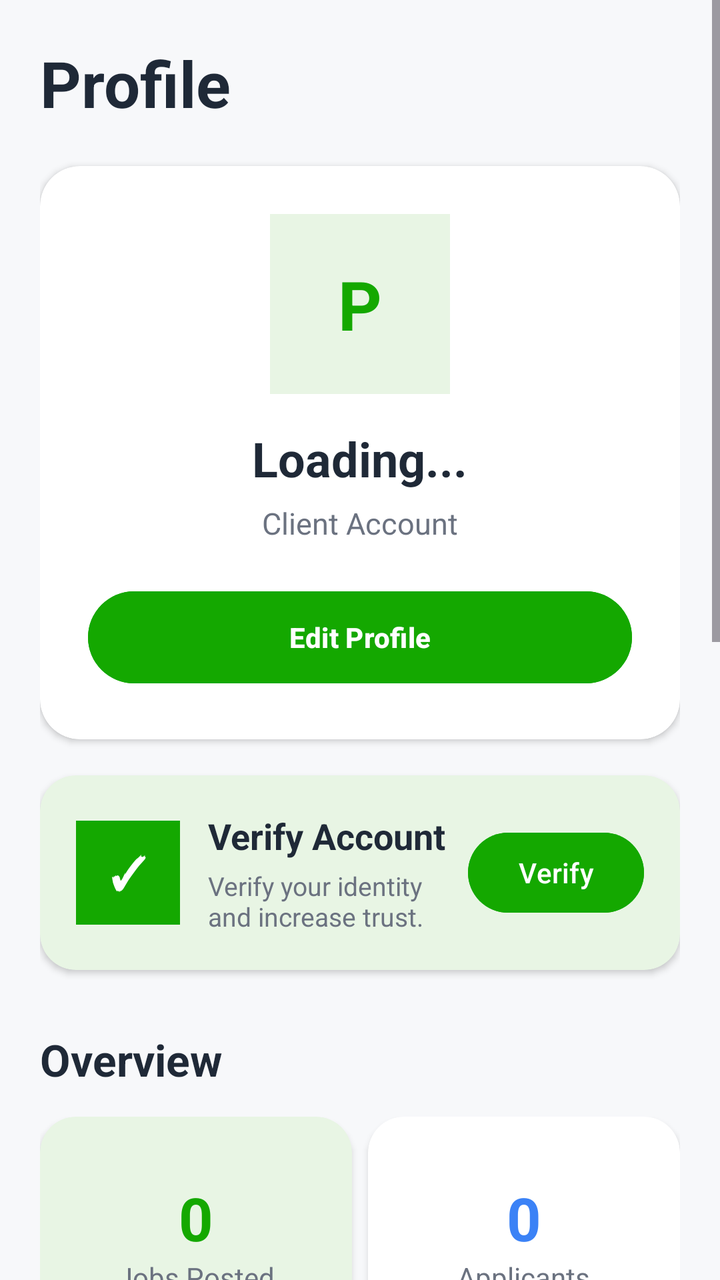
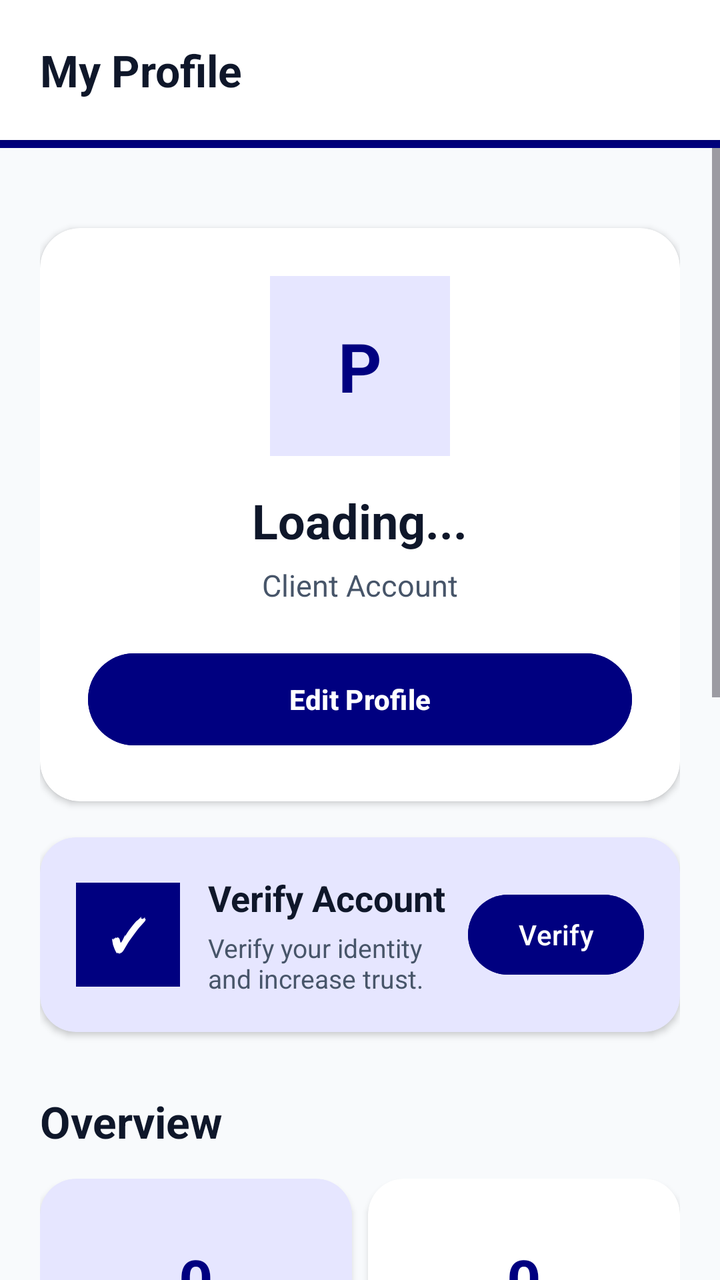

Before-and-after screenshots of an Android layout around one commit, followed by the original layout XML and the change that was made.
<!-- AndroidManifest.xml: application theme Theme.MiniJobHunt -->
<!-- res/layout/fragment_client_profile.xml -->
<?xml version="1.0" encoding="utf-8"?>
<ScrollView
    xmlns:android="http://schemas.android.com/apk/res/android"
    xmlns:app="http://schemas.android.com/apk/res-auto"
    android:layout_width="match_parent"
    android:layout_height="match_parent"
    android:fillViewport="true"
    android:background="@color/background">

    <LinearLayout
        android:layout_width="match_parent"
        android:layout_height="wrap_content"
        android:orientation="vertical"
        android:padding="20dp">

        

        <TextView
            android:layout_width="wrap_content"
            android:layout_height="wrap_content"
            android:text="Profile"
            android:textColor="@color/text_primary"
            android:textSize="32sp"
            android:textStyle="bold" />

        

        <androidx.cardview.widget.CardView
            android:layout_width="match_parent"
            android:layout_height="wrap_content"
            android:layout_marginTop="20dp"
            app:cardCornerRadius="20dp"
            app:cardBackgroundColor="@color/surface">

            <LinearLayout
                android:layout_width="match_parent"
                android:layout_height="wrap_content"
                android:gravity="center_horizontal"
                android:orientation="vertical"
                android:padding="24dp">

                

                <TextView
                    android:id="@+id/txtAvatar"
                    android:layout_width="90dp"
                    android:layout_height="90dp"
                    android:background="@color/primary_light"
                    android:gravity="center"
                    android:text="P"
                    android:textColor="@color/primary"
                    android:textSize="34sp"
                    android:textStyle="bold" />

                <LinearLayout
                    android:layout_width="wrap_content"
                    android:layout_height="wrap_content"
                    android:layout_marginTop="16dp"
                    android:orientation="horizontal"
                    android:gravity="center_vertical">

                    <TextView
                        android:id="@+id/txtUsername"
                        android:layout_width="wrap_content"
                        android:layout_height="wrap_content"
                        android:text="Loading..."
                        android:textColor="@color/text_primary"
                        android:textSize="24sp"
                        android:textStyle="bold" />

                    <ImageView
                        android:id="@+id/imgVerifiedBadge"
                        android:layout_width="20dp"
                        android:layout_height="20dp"
                        android:layout_marginStart="6dp"
                        android:src="@drawable/ic_verified"
                        android:visibility="gone"
                        android:contentDescription="Verified"/>

                </LinearLayout>

                <TextView
                    android:layout_width="wrap_content"
                    android:layout_height="wrap_content"
                    android:layout_marginTop="6dp"
                    android:text="Client Account"
                    android:textColor="@color/text_secondary"
                    android:textSize="15sp" />

                <Button
                    android:id="@+id/btnEditProfile"
                    android:layout_width="match_parent"
                    android:layout_height="54dp"
                    android:layout_marginTop="20dp"
                    android:backgroundTint="@color/primary"
                    android:text="Edit Profile"
                    android:textAllCaps="false"
                    android:textColor="@color/text_on_primary"
                    android:textStyle="bold" />

            </LinearLayout>

        </androidx.cardview.widget.CardView>

        

        <androidx.cardview.widget.CardView
            android:layout_width="match_parent"
            android:layout_height="wrap_content"
            android:layout_marginTop="18dp"
            app:cardCornerRadius="18dp"
            app:cardBackgroundColor="@color/primary_light">

            <LinearLayout
                android:layout_width="match_parent"
                android:layout_height="wrap_content"
                android:gravity="center_vertical"
                android:orientation="horizontal"
                android:padding="18dp">

                <TextView
                    android:layout_width="52dp"
                    android:layout_height="52dp"
                    android:background="@color/primary"
                    android:gravity="center"
                    android:text="✓"
                    android:textColor="@color/white"
                    android:textSize="22sp"
                    android:textStyle="bold" />

                <LinearLayout
                    android:layout_width="0dp"
                    android:layout_height="wrap_content"
                    android:layout_marginStart="14dp"
                    android:layout_weight="1"
                    android:orientation="vertical">

                    <TextView
                        android:layout_width="wrap_content"
                        android:layout_height="wrap_content"
                        android:text="Verify Account"
                        android:textColor="@color/text_primary"
                        android:textSize="18sp"
                        android:textStyle="bold" />

                    <TextView
                        android:id="@+id/txtVerificationStatus"
                        android:layout_width="wrap_content"
                        android:layout_height="wrap_content"
                        android:layout_marginTop="4dp"
                        android:text="Verify your identity and increase trust."
                        android:textColor="@color/text_secondary"
                        android:textSize="13sp" />

                    <TextView
                        android:id="@+id/txtVerificationDate"
                        android:layout_width="wrap_content"
                        android:layout_height="wrap_content"
                        android:text=""
                        android:textSize="12sp"
                        android:textColor="@color/success"
                        android:visibility="gone"
                        android:layout_marginTop="2dp"/>

                </LinearLayout>

                <Button
                    android:id="@+id/btnVerify"
                    android:layout_width="wrap_content"
                    android:layout_height="48dp"
                    android:backgroundTint="@color/primary"
                    android:text="Verify"
                    android:textAllCaps="false"
                    android:textColor="@color/text_on_primary" />

            </LinearLayout>

        </androidx.cardview.widget.CardView>

        

        <TextView
            android:layout_width="wrap_content"
            android:layout_height="wrap_content"
            android:layout_marginTop="30dp"
            android:text="Overview"
            android:textColor="@color/text_primary"
            android:textSize="22sp"
            android:textStyle="bold" />

        <LinearLayout
            android:layout_width="match_parent"
            android:layout_height="wrap_content"
            android:layout_marginTop="14dp"
            android:orientation="horizontal">

            <androidx.cardview.widget.CardView
                android:layout_width="0dp"
                android:layout_height="120dp"
                android:layout_weight="1"
                android:layout_marginEnd="8dp"
                app:cardCornerRadius="18dp"
                app:cardBackgroundColor="@color/primary_light">

                <LinearLayout
                    android:layout_width="match_parent"
                    android:layout_height="match_parent"
                    android:gravity="center"
                    android:orientation="vertical">

                    <TextView
                        android:id="@+id/txtJobsPostedCount"
                        android:layout_width="wrap_content"
                        android:layout_height="wrap_content"
                        android:text="0"
                        android:textColor="@color/primary"
                        android:textSize="30sp"
                        android:textStyle="bold" />

                    <TextView
                        android:layout_width="wrap_content"
                        android:layout_height="wrap_content"
                        android:text="Jobs Posted"
                        android:textColor="@color/text_secondary" />

                </LinearLayout>

            </androidx.cardview.widget.CardView>

            <androidx.cardview.widget.CardView
                android:layout_width="0dp"
                android:layout_height="120dp"
                android:layout_weight="1"
                app:cardCornerRadius="18dp"
                app:cardBackgroundColor="@color/surface">

                <LinearLayout
                    android:layout_width="match_parent"
                    android:layout_height="match_parent"
                    android:gravity="center"
                    android:orientation="vertical">

                    <TextView
                        android:id="@+id/txtTotalApplicantsCount"
                        android:layout_width="wrap_content"
                        android:layout_height="wrap_content"
                        android:text="0"
                        android:textColor="@color/info"
                        android:textSize="30sp"
                        android:textStyle="bold" />

                    <TextView
                        android:layout_width="wrap_content"
                        android:layout_height="wrap_content"
                        android:text="Applicants"
                        android:textColor="@color/text_secondary" />

                </LinearLayout>

            </androidx.cardview.widget.CardView>

        </LinearLayout>

        

        <TextView
            android:layout_width="wrap_content"
            android:layout_height="wrap_content"
            android:layout_marginTop="30dp"
            android:text="Account"
            android:textColor="@color/text_primary"
            android:textSize="22sp"
            android:textStyle="bold" />

        <Button
            android:id="@+id/btnJobs"
            android:layout_width="match_parent"
            android:layout_height="56dp"
            android:layout_marginTop="12dp"
            android:backgroundTint="@color/surface_variant"
            android:text="My Jobs"
            android:textAllCaps="false"
            android:textColor="@color/text_primary" />

        <Button
            android:id="@+id/btnInProgressClientJobs"
            android:layout_width="match_parent"
            android:layout_height="56dp"
            android:layout_marginTop="10dp"
            android:backgroundTint="@color/surface_variant"
            android:text="InProgress jobs"
            android:textAllCaps="false"
            android:textColor="@color/text_primary" />

        <Button
            android:id="@+id/btnCompletedClientJobs"
            android:layout_width="match_parent"
            android:layout_height="56dp"
            android:layout_marginTop="10dp"
            android:backgroundTint="@color/surface_variant"
            android:text="Completed jobs"
            android:textAllCaps="false"
            android:textColor="@color/text_primary" />

        <Button
            android:id="@+id/btnSettings"
            android:layout_width="match_parent"
            android:layout_height="56dp"
            android:layout_marginTop="10dp"
            android:backgroundTint="@color/surface_variant"
            android:text="Settings"
            android:textAllCaps="false"
            android:textColor="@color/text_primary" />

        <Button
            android:id="@+id/btnHelp"
            android:layout_width="match_parent"
            android:layout_height="56dp"
            android:layout_marginTop="10dp"
            android:backgroundTint="@color/surface_variant"
            android:text="Help Center"
            android:textAllCaps="false"
            android:textColor="@color/text_primary" />

        

        <Button
            android:id="@+id/btnLogout"
            android:layout_width="match_parent"
            android:layout_height="56dp"
            android:layout_marginTop="30dp"
            android:backgroundTint="@color/accent"
            android:text="Logout"
            android:textAllCaps="false"
            android:textColor="@color/white"
            android:textStyle="bold" />

        <Space
            android:layout_width="match_parent"
            android:layout_height="100dp" />

    </LinearLayout>

</ScrollView>
<!-- resources referenced by this layout -->
<resources>
  <color name="accent">#FFEF4444</color>
  <color name="background">#FFF7F8FA</color>
  <color name="info">#FF3B82F6</color>
  <color name="primary">#FF14A800</color>
  <color name="primary_light">#FFE8F5E4</color>
  <color name="success">#FF10B981</color>
  <color name="surface">#FFFFFFFF</color>
  <color name="surface_variant">#FFF0F1F3</color>
  <color name="text_on_primary">#FFFFFFFF</color>
  <color name="text_primary">#FF1F2937</color>
  <color name="text_secondary">#FF6B7280</color>
  <color name="white">#FFFFFFFF</color>
  <!-- drawable ic_verified (drawable) -->
  <vector xmlns:android="http://schemas.android.com/apk/res/android"
      android:width="24dp"
      android:height="24dp"
      android:viewportWidth="24"
      android:viewportHeight="24">
  
      <path
          android:fillColor="#4CAF50"
          android:pathData="M23,12l-2.44,-2.79 0.34,-3.69 -3.61,-0.82L15.4,1 12,2.46 8.6,1 6.71,4.7 3.1,5.51l0.34,3.69L1,12l2.44,2.79 -0.34,3.69 3.61,0.82L8.6,23 12,21.54 15.4,23l1.89,-3.7 3.61,-0.82 -0.34,-3.69zM10,17l-4,-4 1.41,-1.41L10,14.17l6.59,-6.59L18,9l-8,8z"/>
  </vector>
  <style name="Base.Theme.MiniJobHunt" parent="Theme.Material3.DayNight.NoActionBar">
          
          
      </style>
  <!-- unchanged entries left out for length: 1 -->
</resources>

<!-- the commit's change to res/layout/fragment_client_profile.xml (unified diff, before → after) -->
@@ -1,27 +1,51 @@
 <?xml version="1.0" encoding="utf-8"?>
-<ScrollView
-    xmlns:android="http://schemas.android.com/apk/res/android"
+<LinearLayout xmlns:android="http://schemas.android.com/apk/res/android"
     xmlns:app="http://schemas.android.com/apk/res-auto"
     android:layout_width="match_parent"
     android:layout_height="match_parent"
-    android:fillViewport="true"
+    android:orientation="vertical"
     android:background="@color/background">
 
+    
     <LinearLayout
         android:layout_width="match_parent"
         android:layout_height="wrap_content"
-        android:orientation="vertical"
-        android:padding="20dp">
-
-        
-
-        <TextView
-            android:layout_width="wrap_content"
-            android:layout_height="wrap_content"
-            android:text="Profile"
-            android:textColor="@color/text_primary"
-            android:textSize="32sp"
-            android:textStyle="bold" />
+        android:orientation="vertical">
+
+        <RelativeLayout
+            android:layout_width="match_parent"
+            android:layout_height="70dp"
+            android:background="@color/surface"
+            android:elevation="4dp"
+            android:paddingHorizontal="20dp">
+
+            <TextView
+                android:layout_width="wrap_content"
+                android:layout_height="wrap_content"
+                android:layout_centerVertical="true"
+                android:text="My Profile"
+                android:textColor="@color/text_primary"
+                android:textSize="22sp"
+                android:textStyle="bold" />
+
+        </RelativeLayout>
+
+        <View
+            android:layout_width="match_parent"
+            android:layout_height="4dp"
+            android:background="@color/primary" />
+    </LinearLayout>
+
+    <ScrollView
+        android:layout_width="match_parent"
+        android:layout_height="match_parent"
+        android:fillViewport="true">
+
+        <LinearLayout
+            android:layout_width="match_parent"
+            android:layout_height="wrap_content"
+            android:orientation="vertical"
+            android:padding="20dp">
 
         
 
@@ -277,50 +301,49 @@
             android:layout_width="match_parent"
             android:layout_height="56dp"
             android:layout_marginTop="12dp"
-            android:backgroundTint="@color/surface_variant"
             android:text="My Jobs"
             android:textAllCaps="false"
-            android:textColor="@color/text_primary" />
+            app:icon="@drawable/ic_briefcase_outlined"
+            app:iconGravity="textStart"
+            app:iconPadding="12dp"
+            style="@style/Widget.MaterialComponents.Button.OutlinedButton" />
 
         <Button
             android:id="@+id/btnInProgressClientJobs"
             android:layout_width="match_parent"
             android:layout_height="56dp"
             android:layout_marginTop="10dp"
-            android:backgroundTint="@color/surface_variant"
-            android:text="InProgress jobs"
-            android:textAllCaps="false"
-            android:textColor="@color/text_primary" />
+            android:text="InProgress Jobs"
+            android:textAllCaps="false"
+            app:icon="@drawable/ic_trending_up"
+            app:iconGravity="textStart"
+            app:iconPadding="12dp"
+            style="@style/Widget.MaterialComponents.Button.OutlinedButton" />
 
         <Button
             android:id="@+id/btnCompletedClientJobs"
             android:layout_width="match_parent"
             android:layout_height="56dp"
             android:layout_marginTop="10dp"
-            android:backgroundTint="@color/surface_variant"
-            android:text="Completed jobs"
-            android:textAllCaps="false"
-            android:textColor="@color/text_primary" />
+            android:text="Completed Jobs"
+            android:textAllCaps="false"
+            app:icon="@drawable/ic_verified"
+            app:iconGravity="textStart"
+            app:iconPadding="12dp"
+            app:iconTint="@color/success"
+            style="@style/Widget.MaterialComponents.Button.OutlinedButton" />
 
         <Button
             android:id="@+id/btnSettings"
             android:layout_width="match_parent"
             android:layout_height="56dp"
             android:layout_marginTop="10dp"
-            android:backgroundTint="@color/surface_variant"
             android:text="Settings"
             android:textAllCaps="false"
-            android:textColor="@color/text_primary" />
-
-        <Button
-            android:id="@+id/btnHelp"
-            android:layout_width="match_parent"
-            android:layout_height="56dp"
-            android:layout_marginTop="10dp"
-            android:backgroundTint="@color/surface_variant"
-            android:text="Help Center"
-            android:textAllCaps="false"
-            android:textColor="@color/text_primary" />
+            app:icon="@drawable/ic_profile_outlined"
+            app:iconGravity="textStart"
+            app:iconPadding="12dp"
+            style="@style/Widget.MaterialComponents.Button.OutlinedButton" />
 
         
 
@@ -333,7 +356,11 @@
             android:text="Logout"
             android:textAllCaps="false"
             android:textColor="@color/white"
-            android:textStyle="bold" />
+            android:textStyle="bold"
+            app:icon="@drawable/ic_delete"
+            app:iconGravity="textStart"
+            app:iconPadding="12dp"
+            app:iconTint="@color/white" />
 
         <Space
             android:layout_width="match_parent"
@@ -342,3 +369,4 @@
     </LinearLayout>
 
 </ScrollView>
+</LinearLayout>
<!-- resource entries referenced after the edit -->
@@ -1,31 +1,99 @@
 <!-- resources referenced by this layout -->
 <resources>
-  <color name="accent">#FFEF4444</color>
-  <color name="background">#FFF7F8FA</color>
-  <color name="info">#FF3B82F6</color>
-  <color name="primary">#FF14A800</color>
-  <color name="primary_light">#FFE8F5E4</color>
-  <color name="success">#FF10B981</color>
-  <color name="surface">#FFFFFFFF</color>
-  <color name="surface_variant">#FFF0F1F3</color>
-  <color name="text_on_primary">#FFFFFFFF</color>
-  <color name="text_primary">#FF1F2937</color>
-  <color name="text_secondary">#FF6B7280</color>
-  <color name="white">#FFFFFFFF</color>
+  <color name="accent">#EF4444</color>
+  <color name="background">#F8FAFC</color>
+  <color name="info">#000080</color>
+  <color name="primary">#000080</color>
+  <color name="primary_light">#E6E6FF</color>
+  <color name="success">#10B981</color>
+  <color name="surface">#FFFFFF</color>
+  <color name="text_on_primary">#FFFFFF</color>
+  <color name="text_primary">#0F172A</color>
+  <color name="text_secondary">#475569</color>
+  <color name="white">#FFFFFF</color>
+  <!-- drawable ic_briefcase_outlined (drawable) -->
+  <vector xmlns:android="http://schemas.android.com/apk/res/android"
+      android:width="24dp"
+      android:height="24dp"
+      android:viewportWidth="24"
+      android:viewportHeight="24">
+      <path
+          android:fillColor="@color/text_secondary"
+          android:pathData="M20,6h-4V4c0,-1.11 -0.89,-2 -2,-2h-4c-1.11,0 -2,0.89 -2,2v2H4c-1.11,0 -1.99,0.89 -1.99,2L2,19c0,1.11 0.89,2 2,2h16c1.11,0 2,-0.89 2,-2V8c0,-1.11 -0.89,-2 -2,-2zM10,4h4v2h-4V4zm10,15H4V8h16v11z"/>
+  </vector>
+  <!-- drawable ic_delete (drawable) -->
+  <vector xmlns:android="http://schemas.android.com/apk/res/android"
+      android:width="24dp"
+      android:height="24dp"
+      android:viewportWidth="24"
+      android:viewportHeight="24">
+      <path
+          android:fillColor="@color/accent"
+          android:pathData="M6,19c0,1.1 0.9,2 2,2h8c1.1,0 2,-0.9 2,-2V7H6v12zM19,4h-3.5l-1,-1h-5l-1,1H5v2h14V4z"/>
+  </vector>
+  <!-- drawable ic_profile_outlined (drawable) -->
+  <vector xmlns:android="http://schemas.android.com/apk/res/android"
+      android:width="24dp"
+      android:height="24dp"
+      android:viewportWidth="24"
+      android:viewportHeight="24">
+      <path
+          android:fillColor="@color/text_secondary"
+          android:pathData="M12,2C6.48,2 2,6.48 2,12s4.48,10 10,10 10,-4.48 10,-10S17.52,2 12,2zM12,5c1.66,0 3,1.34 3,3s-1.34,3 -3,3 -3,-1.34 -3,-3 1.34,-3 3,-3zM12,19.2c-2.5,0 -4.71,-1.28 -6,-3.22 0.03,-1.99 4,-3.08 6,-3.08 1.99,0 5.97,1.09 6,3.08 -1.29,1.94 -3.5,3.22 -6,3.22z"/>
+  </vector>
+  <!-- drawable ic_trending_up (drawable) -->
+  <vector xmlns:android="http://schemas.android.com/apk/res/android"
+      android:width="24dp"
+      android:height="24dp"
+      android:viewportWidth="24"
+      android:viewportHeight="24">
+      <path
+          android:fillColor="@color/text_secondary"
+          android:pathData="M16,6l2.29,2.29l-4.88,4.88l-4,-4L2,16.59L3.41,18l6,-6l4,4l6.3,-6.29L22,12V6H16z"/>
+  </vector>
   <!-- drawable ic_verified (drawable) -->
   <vector xmlns:android="http://schemas.android.com/apk/res/android"
       android:width="24dp"
       android:height="24dp"
       android:viewportWidth="24"
       android:viewportHeight="24">
-  
       <path
-          android:fillColor="#4CAF50"
-          android:pathData="M23,12l-2.44,-2.79 0.34,-3.69 -3.61,-0.82L15.4,1 12,2.46 8.6,1 6.71,4.7 3.1,5.51l0.34,3.69L1,12l2.44,2.79 -0.34,3.69 3.61,0.82L8.6,23 12,21.54 15.4,23l1.89,-3.7 3.61,-0.82 -0.34,-3.69zM10,17l-4,-4 1.41,-1.41L10,14.17l6.59,-6.59L18,9l-8,8z"/>
+          android:fillColor="@color/info"
+          android:pathData="M23,12l-2.44,-2.79 0.34,-3.69 -3.77,-0.86L15.47,1.2 12,2.7 8.53,1.2 6.87,4.66 3.1,5.52l0.34,3.69L1,12l2.44,2.79 -0.34,3.69 3.77,0.86L8.53,22.8 12,21.3l3.47,1.5 1.66,-3.46 3.77,-0.86 -0.34,-3.69L23,12zm-12.91,4.72l-3.8,-3.81 1.48,-1.48 2.32,2.33 5.85,-5.87 1.48,1.48 -7.33,7.35z"/>
   </vector>
   <style name="Base.Theme.MiniJobHunt" parent="Theme.Material3.DayNight.NoActionBar">
+          <item name="colorPrimary">@color/primary</item>
+          <item name="colorOnPrimary">@color/white</item>
+          <item name="colorPrimaryContainer">@color/primary_light</item>
+          <item name="colorOnPrimaryContainer">@color/primary_dark</item>
+  
+          <item name="colorSecondary">@color/info</item>
+          <item name="colorOnSecondary">@color/white</item>
+  
+          <item name="android:windowBackground">@color/background</item>
+          <item name="android:statusBarColor">@color/background</item>
+          <item name="android:windowLightStatusBar">true</item>
+  
           
-          
+          <item name="textAppearanceHeadlineLarge">@style/AppText.HeadlineLarge</item>
+          <item name="textAppearanceTitleMedium">@style/AppText.TitleMedium</item>
+          <item name="textAppearanceBodyLarge">@style/AppText.BodyLarge</item>
+      </style>
+  <color name="primary_dark">#000066</color>
+  <style name="AppText.HeadlineLarge">
+          <item name="android:textSize">30sp</item>
+          <item name="android:textStyle">bold</item>
+          <item name="android:textColor">@color/text_primary</item>
+          <item name="android:letterSpacing">-0.02</item>
+      </style>
+  <style name="AppText.TitleMedium">
+          <item name="android:textSize">18sp</item>
+          <item name="android:textStyle">bold</item>
+          <item name="android:textColor">@color/text_primary</item>
+      </style>
+  <style name="AppText.BodyLarge">
+          <item name="android:textSize">16sp</item>
+          <item name="android:textColor">@color/text_secondary</item>
       </style>
   <!-- unchanged entries left out for length: 1 -->
 </resources>
